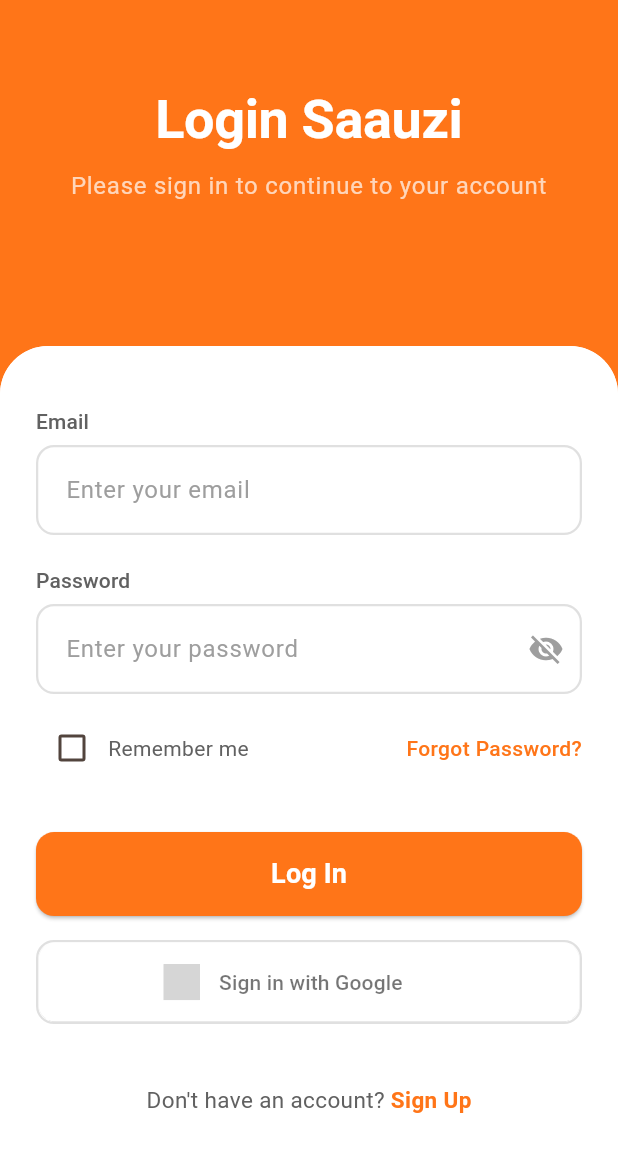
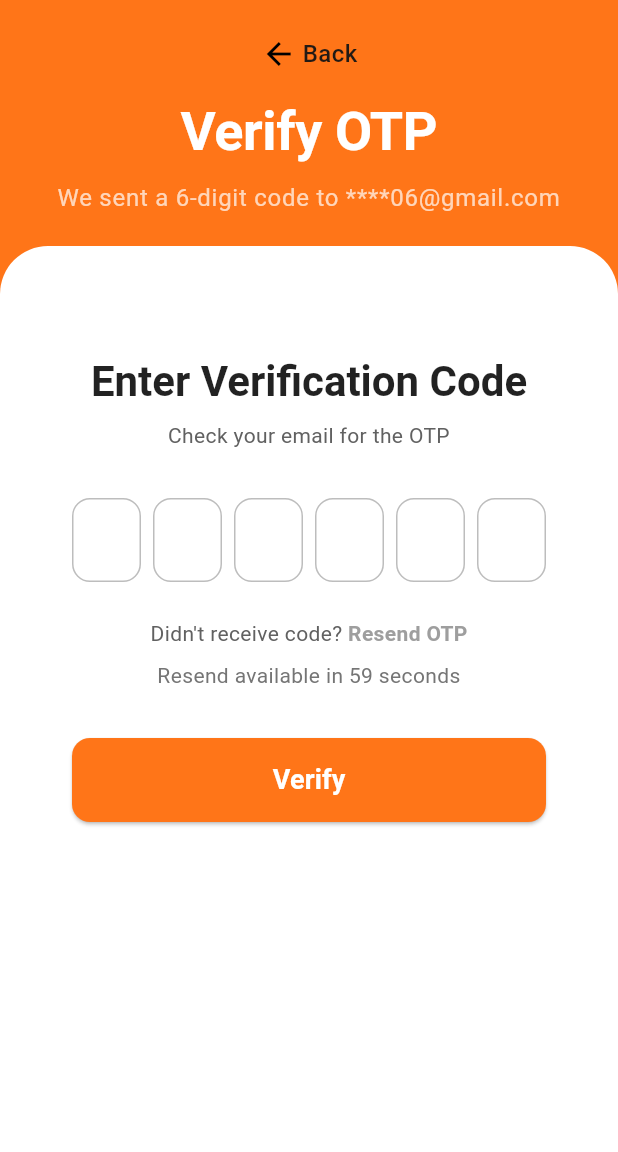
Before and after one commit to binitapkhrl/auth, a Flutter app: the screen it shows after launch, after a tap on "Forgot Password?", on a phone screen of 412 x 824 dp. Shown: the top 1152 px of the screen. Run offline on Flutter 3.47's test engine with Material 3 defaults, Android fonts, the phone set to English and light mode, and no system bars; drawn by our look-alikes of pinput, sign_in_button; our stand-ins replace beamer, flutter_riverpod; Roboto replaces fonts that are missing (Libadora); grey boxes are pictures that could not be loaded.

Commit message:
fixed responsive issues and added proper navigation to otp page and signup page

```diff
--- a/auth/lib/core/routing/app_router.dart
+++ b/auth/lib/core/routing/app_router.dart
@@ -1,6 +1,7 @@
 import 'package:beamer/beamer.dart';
 import 'package:auth/features/presentation/pages/login_page.dart';
 import 'package:auth/features/presentation/pages/signup_page.dart';
+import 'package:auth/features/presentation/pages/otp_page.dart';
 import 'routes.dart';
 
 class AppRouter {
@@ -9,7 +10,7 @@ class AppRouter {
       routes: {
         AppRoutes.login: (context, state, data) => const LoginPage(),
         AppRoutes.signup: (context, state, data) => const SignUpPage(),
-        // AppRoutes.home: (context, state, data) => const HomePage(),
+        AppRoutes.otp: (context, state, data) => const OtpVerificationPage(),
       },
     ).call,
   );
--- a/auth/lib/core/routing/routes.dart
+++ b/auth/lib/core/routing/routes.dart
@@ -1,5 +1,6 @@
 class AppRoutes {
   static const login = '/';
   static const signup = '/signup';
+  static const otp = '/otp';
   // static const home = '/home';
 }
--- a/auth/lib/features/presentation/pages/login_page.dart
+++ b/auth/lib/features/presentation/pages/login_page.dart
@@ -147,7 +147,9 @@ SizedBox(height: screenHeight * 0.15),
                                   ],
                                 ),
                                 GestureDetector(
-                                  onTap: () {},
+                                  onTap: () {
+                                     Beamer.of(context).beamToNamed('/otp');
+                                  },
                                   child: Text(
                                     'Forgot Password?',
                                     style: TextStyle(
--- /dev/null
+++ b/auth/lib/features/presentation/pages/otp_page.dart
@@ -0,0 +1,274 @@
+import 'package:flutter/material.dart';
+import 'package:auth/core/widgets/custom_submit_button.dart'; // Your reusable button
+import 'package:auth/core/widgets/auth_container.dart';
+import 'package:pinput/pinput.dart'; // Recommended package for OTP input
+import 'dart:async';
+import 'package:beamer/beamer.dart';
+class OtpVerificationPage extends StatefulWidget {
+  // final String email; // Passed from previous screen (masked for privacy)
+
+  const OtpVerificationPage({
+    super.key,
+    // required this.email,
+  });
+
+  @override
+  State<OtpVerificationPage> createState() => _OtpVerificationPageState();
+}
+
+class _OtpVerificationPageState extends State<OtpVerificationPage> {
+  final _otpController = TextEditingController();
+  Timer? _timer;
+  int _remainingSeconds = 60;
+  bool _canResend = false;
+  String? _errorMessage;
+
+  @override
+  void initState() {
+    super.initState();
+    _startTimer();
+  }
+
+  void _startTimer() {
+    _canResend = false;
+    _remainingSeconds = 60;
+    _timer?.cancel();
+    _timer = Timer.periodic(const Duration(seconds: 1), (timer) {
+      if (_remainingSeconds > 0) {
+        setState(() => _remainingSeconds--);
+      } else {
+        setState(() => _canResend = true);
+        timer.cancel();
+      }
+    });
+  }
+
+  void _resendOtp() {
+    if (!_canResend) return;
+
+    // TODO: Call your resend OTP API here
+    ScaffoldMessenger.of(context).showSnackBar(
+      const SnackBar(content: Text('OTP resent successfully')),
+    );
+
+    setState(() {
+      _errorMessage = null;
+      _otpController.clear();
+    });
+    _startTimer();
+  }
+
+  void _verifyOtp() {
+    final otp = _otpController.text.trim();
+
+    if (otp.length != 6) {
+      setState(() => _errorMessage = 'Please enter a valid 6-digit OTP');
+      return;
+    }
+
+    // TODO: Call your verify OTP API here
+    // On success: navigate to home or next screen
+    // On failure: setState(() => _errorMessage = 'Invalid OTP. Please try again.');
+
+    // Example failure simulation:
+    setState(() => _errorMessage = 'Invalid OTP. Please try again.');
+  }
+
+  @override
+  void dispose() {
+    _timer?.cancel();
+    _otpController.dispose();
+    super.dispose();
+  }
+
+  @override
+  Widget build(BuildContext context) {
+    final theme = Theme.of(context);
+    final primaryGold = theme.colorScheme.primary;
+    final screenHeight = MediaQuery.of(context).size.height;
+
+    // final maskedEmail = widget.email.replaceRange(3, widget.email.indexOf('@'), '*****');
+
+  return Scaffold(
+  backgroundColor: primaryGold,
+  resizeToAvoidBottomInset: true,
+  body: SafeArea(
+    child: Column(
+      children: [
+        // Header
+        Padding(
+          padding: const EdgeInsets.fromLTRB(24, 24, 24, 0),
+          child: Column(
+            children: [
+              // Optional back button
+              GestureDetector(
+                onTap: () => Beamer.of(context).beamBack(),
+                child: Row(
+                  mainAxisSize: MainAxisSize.min,
+                  children: const [
+                    Icon(Icons.arrow_back, size: 24, color: Colors.black),
+                    SizedBox(width: 4),
+                    Text(
+                      'Back',
+                      style:
+                          TextStyle(fontSize: 16, fontWeight: FontWeight.w500),
+                    ),
+                  ],
+                ),
+              ),
+              const SizedBox(height: 20),
+              Text(
+                'Verify OTP',
+                style: theme.textTheme.displayLarge?.copyWith(
+                  color: Colors.white,
+                  fontSize: 36,
+                  fontWeight: FontWeight.bold,
+                ),
+              ),
+              const SizedBox(height: 12),
+              Text(
+                'We sent a 6-digit code to ****06@gmail.com', // or masked email
+                style: theme.textTheme.bodyLarge?.copyWith(
+                  color: Colors.white70,
+                  fontSize: 16,
+                ),
+                textAlign: TextAlign.center,
+              ),
+            ],
+          ),
+        ),
+
+        const SizedBox(height: 20),
+
+        // White card with OTP form
+        Expanded(
+          child: Container(
+            width: double.infinity,
+            decoration: const BoxDecoration(
+              color: Colors.white,
+              borderRadius: BorderRadius.vertical(top: Radius.circular(32)),
+            ),
+            child: Padding(
+              padding: const EdgeInsets.fromLTRB(24, 32, 24, 32),
+              child: SingleChildScrollView(
+                padding: EdgeInsets.only(
+                    bottom: MediaQuery.of(context).viewInsets.bottom + 20),
+                child: AuthContainer(
+                  title: 'Enter Verification Code',
+                  subtitle: 'Check your email for the OTP',
+                  child: Column(
+                    crossAxisAlignment: CrossAxisAlignment.stretch,
+                    children: [
+                      Pinput(
+                        controller: _otpController,
+                        length: 6,
+                        defaultPinTheme: PinTheme(
+                          width: 56,
+                          height: 56,
+                          textStyle: const TextStyle(
+                            fontSize: 24,
+                            fontWeight: FontWeight.w600,
+                          ),
+                          decoration: BoxDecoration(
+                            border: Border.all(color: Colors.grey.shade400),
+                            borderRadius: BorderRadius.circular(12),
+                          ),
+                        ),
+                        focusedPinTheme: PinTheme(
+                          width: 56,
+                          height: 56,
+                          decoration: BoxDecoration(
+                            border: Border.all(color: primaryGold, width: 2),
+                            borderRadius: BorderRadius.circular(12),
+                          ),
+                        ),
+                        submittedPinTheme: PinTheme(
+                          width: 56,
+                          height: 56,
+                          decoration: BoxDecoration(
+                            color: primaryGold.withAlpha(25),
+                            border: Border.all(color: primaryGold),
+                            borderRadius: BorderRadius.circular(12),
+                          ),
+                        ),
+                        errorPinTheme: PinTheme(
+                          width: 56,
+                          height: 56,
+                          decoration: BoxDecoration(
+                            border: Border.all(color: Colors.red),
+                            borderRadius: BorderRadius.circular(12),
+                          ),
+                        ),
+                        onCompleted: (pin) => _verifyOtp(),
+                      ),
+
+                      const SizedBox(height: 24),
+
+                      // Countdown + Resend
+                      Row(
+                        mainAxisAlignment: MainAxisAlignment.center,
+                        children: [
+                          Text(
+                            'Didn\'t receive code? ',
+                            style: TextStyle(color: Colors.grey.shade700),
+                          ),
+                          GestureDetector(
+                            onTap: _canResend ? _resendOtp : null,
+                            child: Text(
+                              'Resend OTP',
+                              style: TextStyle(
+                                color: _canResend
+                                    ? primaryGold
+                                    : Colors.grey.shade500,
+                                fontWeight: FontWeight.w600,
+                                decoration: _canResend
+                                    ? TextDecoration.underline
+                                    : null,
+                              ),
+                            ),
+                          ),
+                        ],
+                      ),
+
+                      if (!_canResend) ...[
+                        const SizedBox(height: 8),
+                        Text(
+                          'Resend available in $_remainingSeconds seconds',
+                          textAlign: TextAlign.center,
+                          style: TextStyle(
+                              color: Colors.grey.shade600, fontSize: 14),
+                        ),
+                      ],
+
+                      const SizedBox(height: 32),
+
+                      // Error message
+                      if (_errorMessage != null)
+                        Padding(
+                          padding: const EdgeInsets.only(bottom: 16),
+                          child: Text(
+                            _errorMessage!,
+                            style: const TextStyle(
+                                color: Colors.red, fontSize: 14),
+                            textAlign: TextAlign.center,
+                          ),
+                        ),
+
+                      AppPrimaryButton(
+                        text: 'Verify',
+                        onPressed: _verifyOtp,
+                      ),
+                    ],
+                  ),
+                ),
+              ),
+            ),
+          ),
+        ),
+      ],
+    ),
+  ),
+);
+
+  }
+}
--- a/auth/lib/features/presentation/pages/signup_page.dart
+++ b/auth/lib/features/presentation/pages/signup_page.dart
@@ -30,22 +30,35 @@ class _SignUpPageState extends ConsumerState<SignUpPage> {
   Widget build(BuildContext context) {
     final theme = Theme.of(context);
     final primaryGold = theme.colorScheme.primary;
-    final screenHeight = MediaQuery.of(context).size.height;
+    // final screenHeight = MediaQuery.of(context).size.height;
 
    return Scaffold(
   backgroundColor: primaryGold,
   resizeToAvoidBottomInset: true,
-      body: Stack(
-        children: [
-          // Gold header background
-          SizedBox(height: screenHeight * 0.4),
-
-          // Header text
-          SafeArea(
-            child: Padding(
-              padding: const EdgeInsets.fromLTRB(24, 60, 24, 0),
+  body: SafeArea(
     child: Column(
       children: [
+        // Header
+        Padding(
+          padding: const EdgeInsets.fromLTRB(24, 24, 24, 0),
+          child: Column(
+            children: [
+              GestureDetector(
+                onTap: () => Beamer.of(context).beamBack(),
+                child: Row(
+                  mainAxisSize: MainAxisSize.min,
+                  children: const [
+                    Icon(Icons.arrow_back, size: 24, color: Colors.black),
+                    SizedBox(width: 4),
+                    Text(
+                      'Back',
+                      style:
+                          TextStyle(fontSize: 16, fontWeight: FontWeight.w500),
+                    ),
+                  ],
+                ),
+              ),
+              const SizedBox(height: 20),
               Text(
                 'Create your account',
                 style: theme.textTheme.displayLarge?.copyWith(
@@ -66,22 +79,23 @@ class _SignUpPageState extends ConsumerState<SignUpPage> {
             ],
           ),
         ),
-          ),
 
-          // White card with form
-          SafeArea(
-            top: false,
+        const SizedBox(height: 20),
+
+        // White form container
+        Expanded(
           child: Container(
-              margin: EdgeInsets.only(top: screenHeight * 0.28),
+            width: double.infinity,
             decoration: const BoxDecoration(
               color: Colors.white,
               borderRadius: BorderRadius.vertical(top: Radius.circular(32)),
             ),
             child: Padding(
               padding: const EdgeInsets.fromLTRB(24, 32, 24, 32),
+              child: SingleChildScrollView(
+                padding: EdgeInsets.only(
+                    bottom: MediaQuery.of(context).viewInsets.bottom + 20),
                 child: AuthContainer(
-                  child: SingleChildScrollView(
-                    physics: const NeverScrollableScrollPhysics(),
                   child: Form(
                     key: _formKey,
                     child: Column(
@@ -103,7 +117,6 @@ class _SignUpPageState extends ConsumerState<SignUpPage> {
                           validator: LoginUtils.validatePassword,
                         ),
                         const SizedBox(height: 16),
-
                         // Terms & Privacy Policy
                         RichText(
                           textAlign: TextAlign.center,
@@ -122,7 +135,6 @@ class _SignUpPageState extends ConsumerState<SignUpPage> {
                                   fontWeight: FontWeight.w500,
                                   decoration: TextDecoration.underline,
                                 ),
-                                  // recognizer: TapGestureRecognizer()..onTap = () => launch URL
                               ),
                               const TextSpan(text: ' and '),
                               TextSpan(
@@ -132,44 +144,24 @@ class _SignUpPageState extends ConsumerState<SignUpPage> {
                                   fontWeight: FontWeight.w500,
                                   decoration: TextDecoration.underline,
                                 ),
-                                  // recognizer: TapGestureRecognizer()..onTap = () => launch URL
                               ),
                             ],
                           ),
                         ),
-
                         const SizedBox(height: 32),
-
-                          // SIGN UP BUTTON
                         AppPrimaryButton(
                           text: 'Sign Up',
                           onPressed: () {
-                              if (!(_formKey.currentState?.validate() ??
-                                  false)) {
+                            if (!(_formKey.currentState?.validate() ?? false)) {
                               return;
                             }
-                              ScaffoldMessenger.of(context).showSnackBar(
-                                const SnackBar(
-                                  content: Text('Signing up...'),
-                                ),
-                              );
-                              // TODO: Call your signup provider/notifier here
-                              // ref.read(signupProvider.notifier).signup(...);
                           },
                         ),
-
                         const SizedBox(height: 16),
-
-                          // GOOGLE BUTTON
                         AppGoogleButton(
-                            onPressed: () {
-                              // TODO: Handle Google sign-up
-                            },
+                          onPressed: () {},
                         ),
-
                         const SizedBox(height: 40),
-
-                          // Already have account?
                         Row(
                           mainAxisAlignment: MainAxisAlignment.center,
                           children: [
@@ -194,11 +186,6 @@ class _SignUpPageState extends ConsumerState<SignUpPage> {
                             ),
                           ],
                         ),
-
-                          // Keyboard padding + overflow fix
-                          SizedBox(
-                              height: MediaQuery.of(context).viewInsets.bottom +
-                                  20),
                       ],
                     ),
                   ),
@@ -209,6 +196,7 @@ class _SignUpPageState extends ConsumerState<SignUpPage> {
         ),
       ],
     ),
+  ),
 );
   }
   }
--- a/auth/pubspec.yaml
+++ b/auth/pubspec.yaml
@@ -18,6 +18,7 @@ dependencies:
   beamer: ^1.7.0
   sign_in_button: ^3.0.0
   responsive_framework: ^1.1.1
+  pinput: ^6.0.1
 
 dev_dependencies:
   flutter_test:
```
Also changed, not shown: auth/pubspec.lock. Lines whose indentation alone changed are shown as unchanged.
